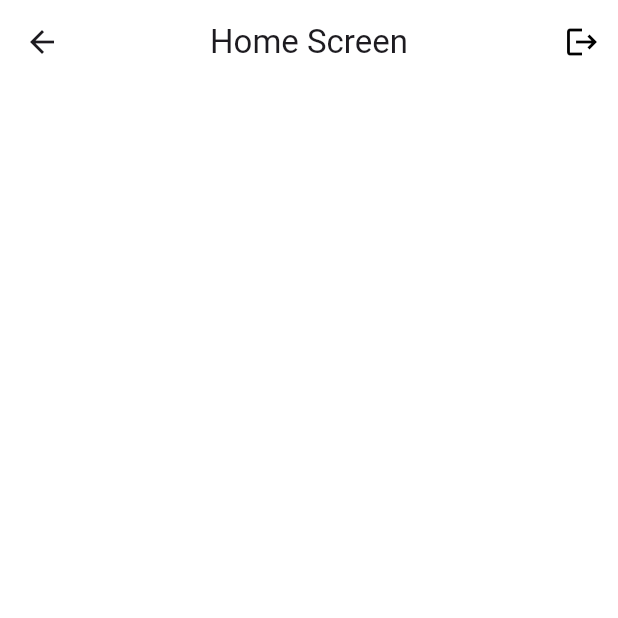
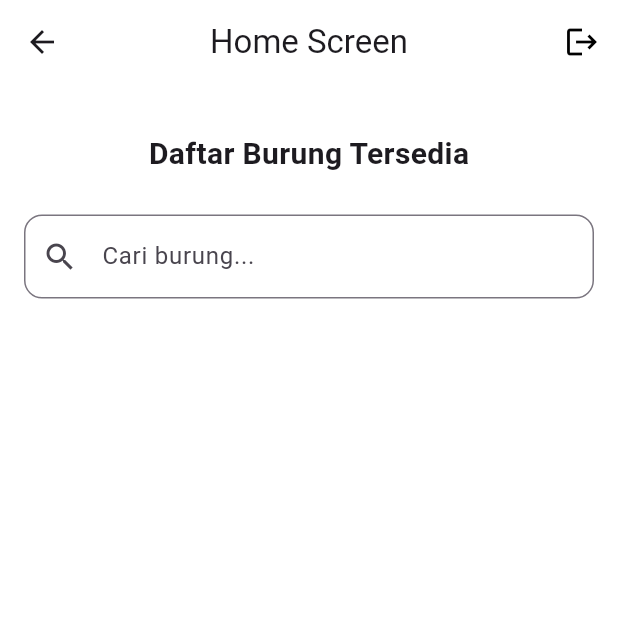
Before and after one commit to muhfarrasm/-TernakKenariAppRestAPI, a Flutter app: the BuyerHomeScreen screen opened directly, on a phone screen of 412 x 824 dp, the top half of it. Run offline on Flutter 3.47's test engine with Material 3 defaults, Android fonts, the phone set to English and light mode, and no system bars; our stand-ins replace bloc, dartz, dropdown_button2, flutter_bloc, flutter_secure_storage; accounts and stored records are empty.

Commit message:
CREATE - Home Screen Buyer (Refresh Indikator)

```diff
--- a/lib/presentation/buyer/home/buyer_home_screen.dart
+++ b/lib/presentation/buyer/home/buyer_home_screen.dart
@@ -1,6 +1,9 @@
+import 'package:canary_app/core/components/spaces.dart';
 import 'package:canary_app/data/model/request/auth/login_screen.dart';
+import 'package:canary_app/presentation/bloc/get_burung_tersedia_bloc.dart';
 import 'package:flutter/cupertino.dart';
 import 'package:flutter/material.dart';
+import 'package:flutter_bloc/flutter_bloc.dart';
 
 class BuyerHomeScreen extends StatefulWidget {
   const BuyerHomeScreen({super.key});
@@ -56,6 +59,43 @@ class _BuyerHomeScreenState extends State<BuyerHomeScreen> {
         ],
       ),
 
+      body: RefreshIndicator(
+        onRefresh: () async {
+          // Refresh data burung tersedia
+          context.read<GetBurungTersediaBloc>().add(
+            GetAllBurungTersediaEvent(),
+          );
+        },
+        child: Column(
+          children: [
+            const SpaceHeight(16.0),
+            const Padding(
+              padding: EdgeInsets.all(16.0),
+              child: Text(
+                "Daftar Burung Tersedia",
+                style: TextStyle(fontSize: 20, fontWeight: FontWeight.bold),
+              ),
+            ),
+            const SpaceHeight(10),
+            Padding(
+              padding: const EdgeInsets.symmetric(horizontal: 16.0),
+              child: TextField(
+                decoration: InputDecoration(
+                  hintText: "Cari burung...",
+                  border: OutlineInputBorder(
+                    borderRadius: BorderRadius.circular(12),
+                  ),
+                  prefixIcon: const Icon(Icons.search),
+                ),
+                onChanged: (value) {
+                  // Implement search functionality if needed
+                },
+              ),
+            ),
+          ],
+        ),
+      ),
+
 
      );
   }
```
